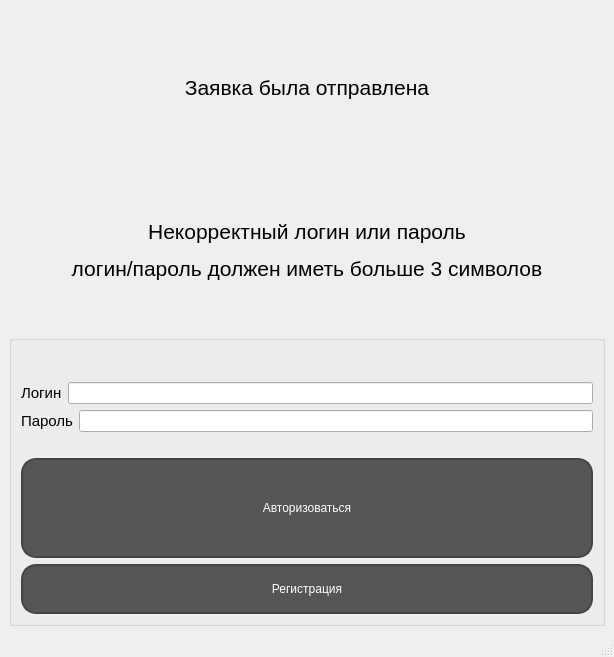
grigigo/Tankists, file CCPS/mainwindow.ui: the form before one commit.
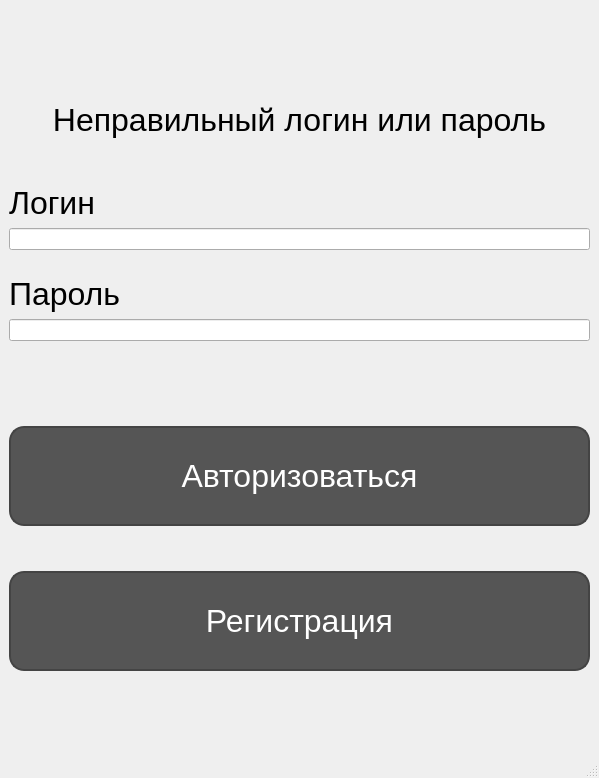
The form after the commit.

Commit message: Added CSS-styles

Diff of the .ui file:
```diff
--- a/CCPS/mainwindow.ui
+++ b/CCPS/mainwindow.ui
@@ -6,8 +6,8 @@
    <rect>
     <x>0</x>
     <y>0</y>
-    <width>614</width>
-    <height>657</height>
+    <width>599</width>
+    <height>778</height>
    </rect>
   </property>
   <property name="windowTitle">
@@ -15,86 +15,120 @@
   </property>
   <widget class="QWidget" name="centralwidget">
    <layout class="QGridLayout" name="gridLayout_2">
-    <item row="0" column="0">
-     <widget class="QLabel" name="label_5">
-      <property name="text">
-       <string>&lt;html&gt;&lt;head/&gt;&lt;body&gt;&lt;p align=&quot;center&quot;&gt;&lt;span style=&quot; font-size:16pt;&quot;&gt;Заявка была отправлена&lt;/span&gt;&lt;/p&gt;&lt;/body&gt;&lt;/html&gt;</string>
-      </property>
-     </widget>
-    </item>
-    <item row="1" column="0">
-     <widget class="QLabel" name="label_6">
-      <property name="text">
-       <string>&lt;html&gt;&lt;head/&gt;&lt;body&gt;&lt;p align=&quot;center&quot;&gt;&lt;span style=&quot; font-size:16pt;&quot;&gt;Некорректный логин или пароль&lt;/span&gt;&lt;/p&gt;&lt;p align=&quot;center&quot;&gt;&lt;span style=&quot; font-size:16pt;&quot;&gt;логин/пароль должен иметь больше 3 символов&lt;/span&gt;&lt;/p&gt;&lt;/body&gt;&lt;/html&gt;</string>
-      </property>
-     </widget>
-    </item>
-    <item row="2" column="0">
+    <item row="4" column="0">
      <layout class="QVBoxLayout" name="verticalLayout_3">
       <item>
-       <widget class="QGroupBox" name="authorization">
-        <property name="enabled">
-         <bool>true</bool>
-        </property>
-        <property name="title">
-         <string/>
-        </property>
-        <layout class="QGridLayout" name="gridLayout">
-         <item row="1" column="0">
           <layout class="QVBoxLayout" name="verticalLayout_2">
            <item>
             <layout class="QVBoxLayout" name="verticalLayout">
              <item>
-              <layout class="QHBoxLayout" name="horizontalLayout">
+           <widget class="QLabel" name="info">
+            <property name="font">
+             <font>
+              <pointsize>24</pointsize>
+             </font>
+            </property>
+            <property name="text">
+             <string>&lt;html&gt;&lt;head/&gt;&lt;body&gt;&lt;p align=&quot;center&quot;&gt;Неправильный логин или пароль&lt;/p&gt;&lt;/body&gt;&lt;/html&gt;</string>
+            </property>
+            <property name="alignment">
+             <set>Qt::AlignCenter</set>
+            </property>
+           </widget>
+          </item>
+          <item>
+           <spacer name="verticalSpacer_3">
+            <property name="orientation">
+             <enum>Qt::Vertical</enum>
+            </property>
+            <property name="sizeHint" stdset="0">
+             <size>
+              <width>20</width>
+              <height>40</height>
+             </size>
+            </property>
+           </spacer>
+          </item>
                <item>
                 <widget class="QLabel" name="label">
                  <property name="text">
-                  <string>&lt;html&gt;&lt;head/&gt;&lt;body&gt;&lt;p&gt;&lt;span style=&quot; font-size:11pt;&quot;&gt;Логин&lt;/span&gt;&lt;/p&gt;&lt;/body&gt;&lt;/html&gt;</string>
+             <string>&lt;html&gt;&lt;head/&gt;&lt;body&gt;&lt;p&gt;&lt;span style=&quot; font-size:24pt;&quot;&gt;Логин&lt;/span&gt;&lt;/p&gt;&lt;/body&gt;&lt;/html&gt;</string>
+            </property>
+            <property name="alignment">
+             <set>Qt::AlignBottom|Qt::AlignLeading|Qt::AlignLeft</set>
                  </property>
                 </widget>
                </item>
                <item>
                 <widget class="QLineEdit" name="login"/>
                </item>
-              </layout>
-             </item>
              <item>
-              <layout class="QHBoxLayout" name="horizontalLayout_2">
+           <spacer name="horizontalSpacer">
+            <property name="orientation">
+             <enum>Qt::Horizontal</enum>
+            </property>
+            <property name="sizeHint" stdset="0">
+             <size>
+              <width>40</width>
+              <height>20</height>
+             </size>
+            </property>
+           </spacer>
+          </item>
                <item>
                 <widget class="QLabel" name="label_2">
                  <property name="text">
-                  <string>&lt;html&gt;&lt;head/&gt;&lt;body&gt;&lt;p&gt;&lt;span style=&quot; font-size:11pt;&quot;&gt;Пароль&lt;/span&gt;&lt;/p&gt;&lt;/body&gt;&lt;/html&gt;</string>
+             <string>&lt;html&gt;&lt;head/&gt;&lt;body&gt;&lt;p&gt;&lt;span style=&quot; font-size:24pt;&quot;&gt;Пароль&lt;/span&gt;&lt;/p&gt;&lt;/body&gt;&lt;/html&gt;</string>
+            </property>
+            <property name="alignment">
+             <set>Qt::AlignBottom|Qt::AlignLeading|Qt::AlignLeft</set>
                  </property>
                 </widget>
                </item>
                <item>
                 <widget class="QLineEdit" name="password"/>
                </item>
-              </layout>
-             </item>
-            </layout>
+          <item>
+           <spacer name="verticalSpacer_2">
+            <property name="orientation">
+             <enum>Qt::Vertical</enum>
+            </property>
+            <property name="sizeHint" stdset="0">
+             <size>
+              <width>20</width>
+              <height>40</height>
+             </size>
+            </property>
+           </spacer>
            </item>
            <item>
             <spacer name="verticalSpacer">
              <property name="orientation">
-              <enum>Qt::Horizontal</enum>
+             <enum>Qt::Vertical</enum>
              </property>
              <property name="sizeHint" stdset="0">
               <size>
-               <width>1</width>
-               <height>20</height>
+              <width>20</width>
+              <height>40</height>
               </size>
              </property>
             </spacer>
+          </item>
+         </layout>
            </item>
            <item>
             <widget class="QPushButton" name="pushButton">
              <property name="minimumSize">
               <size>
-               <width>20</width>
+            <width>0</width>
                <height>100</height>
               </size>
              </property>
+          <property name="font">
+           <font>
+            <pointsize>24</pointsize>
+           </font>
+          </property>
              <property name="styleSheet">
               <string notr="true">QPushButton {background-color: #555555;
 border-radius: 15%;
@@ -115,33 +149,32 @@
              </property>
             </widget>
            </item>
-          </layout>
-         </item>
-         <item row="0" column="0">
-          <widget class="QLabel" name="info">
-           <property name="maximumSize">
+        <item>
+         <spacer name="verticalSpacer_7">
+          <property name="orientation">
+           <enum>Qt::Vertical</enum>
+          </property>
+          <property name="sizeHint" stdset="0">
             <size>
-             <width>16777215</width>
-             <height>100</height>
-            </size>
-           </property>
-           <property name="text">
-            <string>&lt;!DOCTYPE HTML PUBLIC &quot;-//W3C//DTD HTML 4.0//EN&quot; &quot;http://www.w3.org/TR/REC-html40/strict.dtd&quot;&gt;
-&lt;html&gt;&lt;head&gt;&lt;meta name=&quot;qrichtext&quot; content=&quot;1&quot; /&gt;&lt;style type=&quot;text/css&quot;&gt;
-p, li { white-space: pre-wrap; }
-&lt;/style&gt;&lt;/head&gt;&lt;body style=&quot; font-family:'MS Shell Dlg 2'; font-size:8pt; font-weight:400; font-style:normal;&quot;&gt;
-&lt;p align=&quot;center&quot; style=&quot; margin-top:12px; margin-bottom:12px; margin-left:0px; margin-right:0px; -qt-block-indent:0; text-indent:0px;&quot;&gt;&lt;br /&gt;&lt;/p&gt;&lt;/body&gt;&lt;/html&gt;</string>
-           </property>
-          </widget>
-         </item>
-         <item row="2" column="0">
+            <width>20</width>
+            <height>40</height>
+           </size>
+          </property>
+         </spacer>
+        </item>
+        <item>
           <widget class="QPushButton" name="pushButton_2">
            <property name="minimumSize">
             <size>
              <width>0</width>
-             <height>50</height>
-            </size>
-           </property>
+            <height>100</height>
+           </size>
+          </property>
+          <property name="font">
+           <font>
+            <pointsize>24</pointsize>
+           </font>
+          </property>
            <property name="styleSheet">
             <string notr="true">QPushButton {
 background-color: #555555;
@@ -163,10 +196,71 @@
            </property>
           </widget>
          </item>
-        </layout>
-       </widget>
-      </item>
-     </layout>
+        <item>
+         <spacer name="verticalSpacer_4">
+          <property name="orientation">
+           <enum>Qt::Vertical</enum>
+          </property>
+          <property name="sizeHint" stdset="0">
+           <size>
+            <width>20</width>
+            <height>40</height>
+           </size>
+          </property>
+         </spacer>
+        </item>
+       </layout>
+      </item>
+     </layout>
+    </item>
+    <item row="2" column="0">
+     <widget class="QLabel" name="picture">
+      <property name="text">
+       <string/>
+      </property>
+      <property name="alignment">
+       <set>Qt::AlignCenter</set>
+      </property>
+     </widget>
+    </item>
+    <item row="3" column="0">
+     <spacer name="verticalSpacer_8">
+      <property name="orientation">
+       <enum>Qt::Vertical</enum>
+      </property>
+      <property name="sizeHint" stdset="0">
+       <size>
+        <width>20</width>
+        <height>40</height>
+       </size>
+      </property>
+     </spacer>
+    </item>
+    <item row="5" column="0">
+     <spacer name="verticalSpacer_5">
+      <property name="orientation">
+       <enum>Qt::Vertical</enum>
+      </property>
+      <property name="sizeHint" stdset="0">
+       <size>
+        <width>20</width>
+        <height>40</height>
+       </size>
+      </property>
+     </spacer>
+    </item>
+    <item row="1" column="0">
+     <spacer name="verticalSpacer_6">
+      <property name="orientation">
+       <enum>Qt::Vertical</enum>
+      </property>
+      <property name="sizeHint" stdset="0">
+       <size>
+        <width>20</width>
+        <height>40</height>
+       </size>
+      </property>
+     </spacer>
     </item>
    </layout>
   </widget>
```
Left out of the diff: 2 changed lines with no effect on the pictures. Lines whose indentation alone changed are shown as unchanged. The commit also changes 49 other files.
